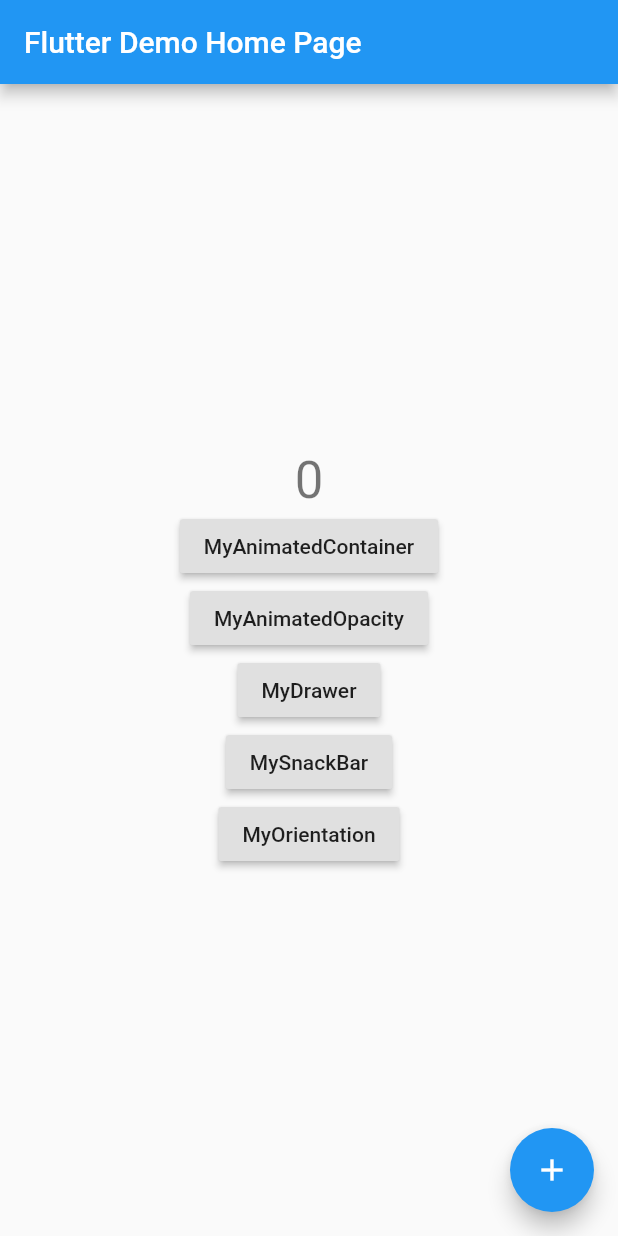
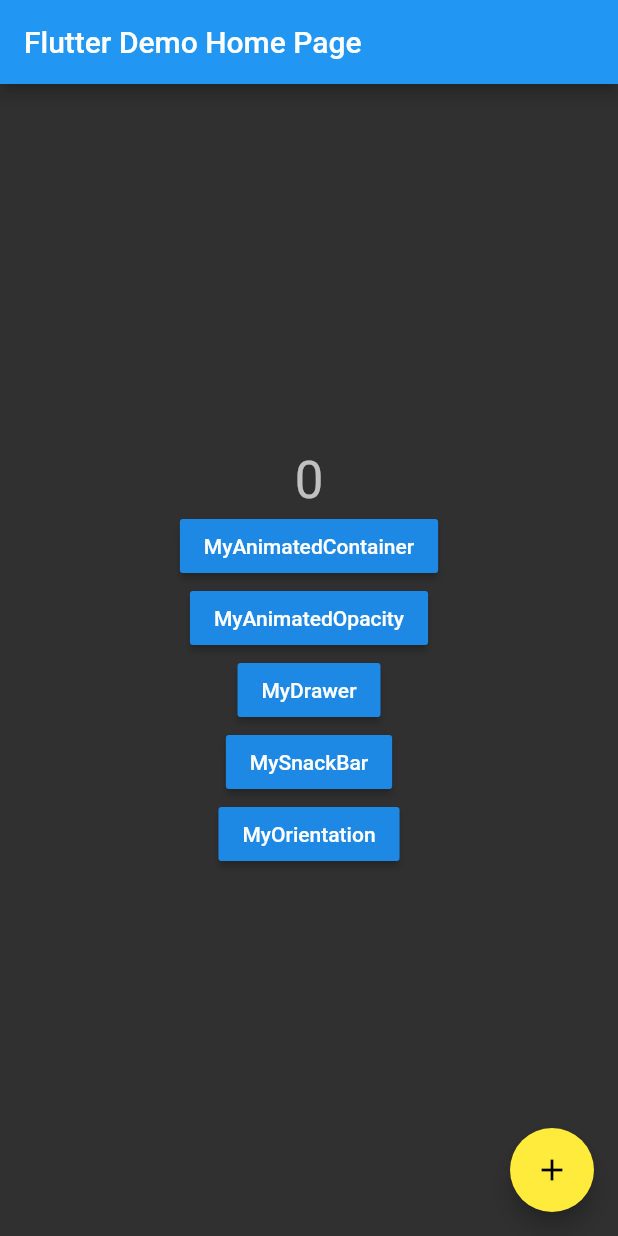
Before and after one commit to jiyeonjoy/flutter_middle_class, a Flutter app: the screen it shows after launch, on a phone screen of 412 x 824 dp. Run offline on Flutter 3.47's test engine with Material 2 defaults, Android fonts, the phone set to English and light mode, and no system bars.

Commit message:
테마색 변경

```diff
--- a/lib/main.dart
+++ b/lib/main.dart
@@ -14,7 +14,12 @@ class MyApp extends StatelessWidget {
     return MaterialApp(
       title: 'Flutter Demo',
       theme: ThemeData(
-        primarySwatch: Colors.blue,
+        // 테마 색상 변경 가능.
+        // primarySwatch: Colors.yellow,
+        brightness: Brightness.dark,
+        primaryColor: Colors.blue,
+        // 플로팅 버튼 색
+        accentColor: Colors.yellow
       ),
       home: MyHomePage(title: 'Flutter Demo Home Page'),
     );
```
